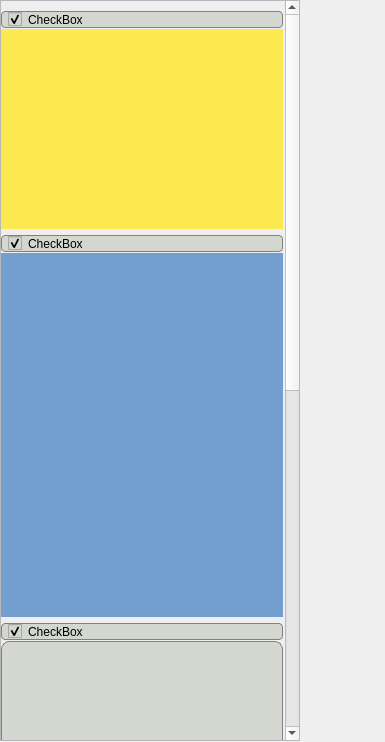
First picture: the form in rightArea.ui, repository cuby-tec/mitoPrinter, before the edit.
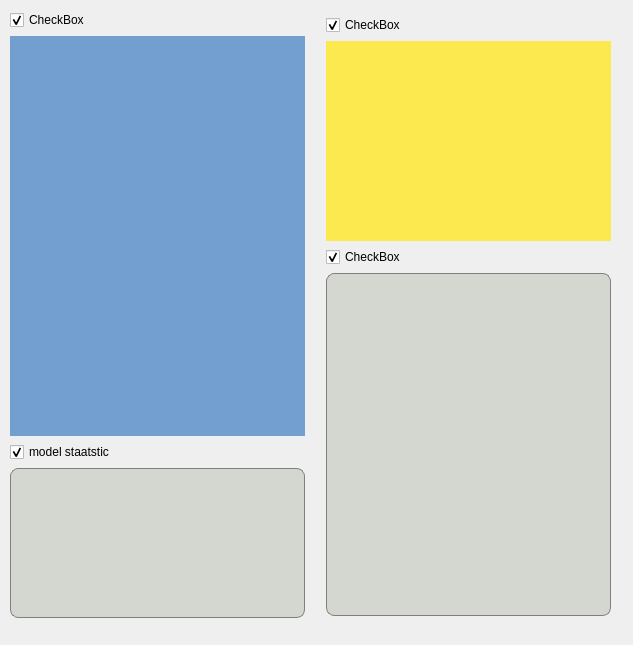
Second picture: the form after the edit.

The edit to the form file:
```diff
--- a/rightArea.ui
+++ b/rightArea.ui
@@ -6,19 +6,28 @@
    <rect>
     <x>0</x>
     <y>0</y>
-    <width>385</width>
-    <height>742</height>
+    <width>633</width>
+    <height>645</height>
    </rect>
   </property>
   <property name="minimumSize">
    <size>
-    <width>300</width>
+    <width>600</width>
     <height>0</height>
    </size>
   </property>
+  <property name="maximumSize">
+   <size>
+    <width>633</width>
+    <height>16777215</height>
+   </size>
+  </property>
   <property name="windowTitle">
    <string>Form</string>
   </property>
+  <property name="autoFillBackground">
+   <bool>false</bool>
+  </property>
   <property name="styleSheet">
    <string notr="true">QCheckBox{
 background-color: rgb(211, 215, 207);
@@ -28,131 +37,45 @@
 border: 1px solid gray;
 border-radius: 4px;
 padding-left:6px;
-}</string>
+}
+background-color: rgb(196, 160, 0);</string>
   </property>
-  <widget class="QScrollArea" name="scrollArea">
+  <widget class="QWidget" name="horizontalLayoutWidget">
    <property name="geometry">
     <rect>
      <x>0</x>
      <y>0</y>
-     <width>300</width>
-     <height>741</height>
+     <width>626</width>
+     <height>631</height>
     </rect>
    </property>
-   <property name="sizePolicy">
-    <sizepolicy hsizetype="Fixed" vsizetype="Fixed">
-     <horstretch>0</horstretch>
-     <verstretch>0</verstretch>
-    </sizepolicy>
-   </property>
-   <property name="maximumSize">
-    <size>
-     <width>350</width>
-     <height>1000</height>
-    </size>
-   </property>
-   <property name="verticalScrollBarPolicy">
-    <enum>Qt::ScrollBarAsNeeded</enum>
-   </property>
-   <property name="widgetResizable">
-    <bool>true</bool>
-   </property>
-   <widget class="QWidget" name="scrollAreaWidgetContents">
-    <property name="geometry">
-     <rect>
-      <x>0</x>
-      <y>0</y>
-      <width>284</width>
-      <height>1400</height>
-     </rect>
+   <layout class="QHBoxLayout" name="horizontalLayout">
+    <property name="leftMargin">
+     <number>5</number>
     </property>
-    <property name="sizePolicy">
-     <sizepolicy hsizetype="Preferred" vsizetype="Preferred">
-      <horstretch>0</horstretch>
-      <verstretch>0</verstretch>
-     </sizepolicy>
+    <property name="topMargin">
+     <number>5</number>
     </property>
-    <property name="minimumSize">
-     <size>
-      <width>0</width>
-      <height>1400</height>
-     </size>
+    <property name="rightMargin">
+     <number>5</number>
     </property>
-    <property name="maximumSize">
-     <size>
-      <width>16000</width>
-      <height>16000</height>
-     </size>
+    <property name="bottomMargin">
+     <number>5</number>
     </property>
-    <property name="baseSize">
-     <size>
-      <width>400</width>
-      <height>300</height>
-     </size>
-    </property>
-    <widget class="QWidget" name="layoutWidget">
-     <property name="geometry">
-      <rect>
-       <x>0</x>
-       <y>0</y>
-       <width>282</width>
-       <height>1121</height>
-      </rect>
-     </property>
-     <layout class="QVBoxLayout" name="verticalLayout">
-      <property name="spacing">
-       <number>1</number>
-      </property>
+    <item>
+     <layout class="QVBoxLayout" name="verticalLayout_2">
       <property name="leftMargin">
-       <number>0</number>
+       <number>5</number>
       </property>
       <property name="topMargin">
        <number>5</number>
       </property>
       <property name="rightMargin">
-       <number>0</number>
+       <number>5</number>
       </property>
       <property name="bottomMargin">
        <number>5</number>
       </property>
-      <item>
-       <widget class="QCheckBox" name="checkBox_1">
-        <property name="styleSheet">
-         <string notr="true"/>
-        </property>
-        <property name="text">
-         <string>CheckBox</string>
-        </property>
-        <property name="checked">
-         <bool>true</bool>
-        </property>
-       </widget>
-      </item>
-      <item>
-       <widget class="QWidget" name="widget_1" native="true">
-        <property name="minimumSize">
-         <size>
-          <width>280</width>
-          <height>200</height>
-         </size>
-        </property>
-        <property name="maximumSize">
-         <size>
-          <width>16777215</width>
-          <height>200</height>
-         </size>
-        </property>
-        <property name="baseSize">
-         <size>
-          <width>280</width>
-          <height>200</height>
-         </size>
-        </property>
-        <property name="styleSheet">
-         <string notr="true">background-color: rgb(252, 233, 79);</string>
-        </property>
-       </widget>
-      </item>
       <item>
        <widget class="QCheckBox" name="checkBox_2">
         <property name="text">
@@ -167,7 +90,7 @@
        <widget class="QWidget" name="widget_2" native="true">
         <property name="minimumSize">
          <size>
-          <width>0</width>
+          <width>280</width>
           <height>364</height>
          </size>
         </property>
@@ -188,37 +111,6 @@
         </property>
        </widget>
       </item>
-      <item>
-       <widget class="QCheckBox" name="checkBox_3">
-        <property name="text">
-         <string>CheckBox</string>
-        </property>
-        <property name="checked">
-         <bool>true</bool>
-        </property>
-       </widget>
-      </item>
-      <item>
-       <widget class="QWidget" name="widget_3" native="true">
-        <property name="minimumSize">
-         <size>
-          <width>0</width>
-          <height>280</height>
-         </size>
-        </property>
-        <property name="styleSheet">
-         <string notr="true">#widget_3{
-background-color: rgb(211, 215, 207);
-border-color: rgb(239, 41, 41);
-selection-color: rgb(153, 255, 0);
-margin-top:0px;
-border: 1px solid gray;
-border-radius: 8px;
-padding-left:6px;
-}</string>
-        </property>
-       </widget>
-      </item>
       <item>
        <widget class="QCheckBox" name="checkBox_4">
         <property name="text">
@@ -259,16 +151,94 @@
         </property>
        </widget>
       </item>
+     </layout>
+    </item>
+    <item>
+     <layout class="QVBoxLayout" name="verticalLayout_3">
+      <property name="leftMargin">
+       <number>10</number>
+      </property>
+      <property name="topMargin">
+       <number>10</number>
+      </property>
+      <property name="rightMargin">
+       <number>10</number>
+      </property>
+      <property name="bottomMargin">
+       <number>10</number>
+      </property>
       <item>
-       <widget class="Line" name="line">
-        <property name="orientation">
-         <enum>Qt::Horizontal</enum>
+       <widget class="QCheckBox" name="checkBox_1">
+        <property name="styleSheet">
+         <string notr="true"/>
         </property>
+        <property name="text">
+         <string>CheckBox</string>
+        </property>
+        <property name="checked">
+         <bool>true</bool>
+        </property>
        </widget>
       </item>
+      <item>
+       <widget class="QWidget" name="widget_1" native="true">
+        <property name="minimumSize">
+         <size>
+          <width>280</width>
+          <height>200</height>
+         </size>
+        </property>
+        <property name="maximumSize">
+         <size>
+          <width>16777215</width>
+          <height>200</height>
+         </size>
+        </property>
+        <property name="baseSize">
+         <size>
+          <width>280</width>
+          <height>200</height>
+         </size>
+        </property>
+        <property name="styleSheet">
+         <string notr="true">background-color: rgb(252, 233, 79);</string>
+        </property>
+       </widget>
+      </item>
+      <item>
+       <widget class="QCheckBox" name="checkBox_3">
+        <property name="text">
+         <string>CheckBox</string>
+        </property>
+        <property name="checked">
+         <bool>true</bool>
+        </property>
+       </widget>
+      </item>
+      <item>
+       <widget class="QWidget" name="widget_3" native="true">
+        <property name="minimumSize">
+         <size>
+          <width>0</width>
+          <height>280</height>
+         </size>
+        </property>
+        <property name="styleSheet">
+         <string notr="true">#widget_3{
+background-color: rgb(211, 215, 207);
+border-color: rgb(239, 41, 41);
+selection-color: rgb(153, 255, 0);
+margin-top:0px;
+border: 1px solid gray;
+border-radius: 8px;
+padding-left:6px;
+}</string>
+        </property>
+       </widget>
+      </item>
      </layout>
-    </widget>
-   </widget>
+    </item>
+   </layout>
   </widget>
  </widget>
  <resources/>
```
